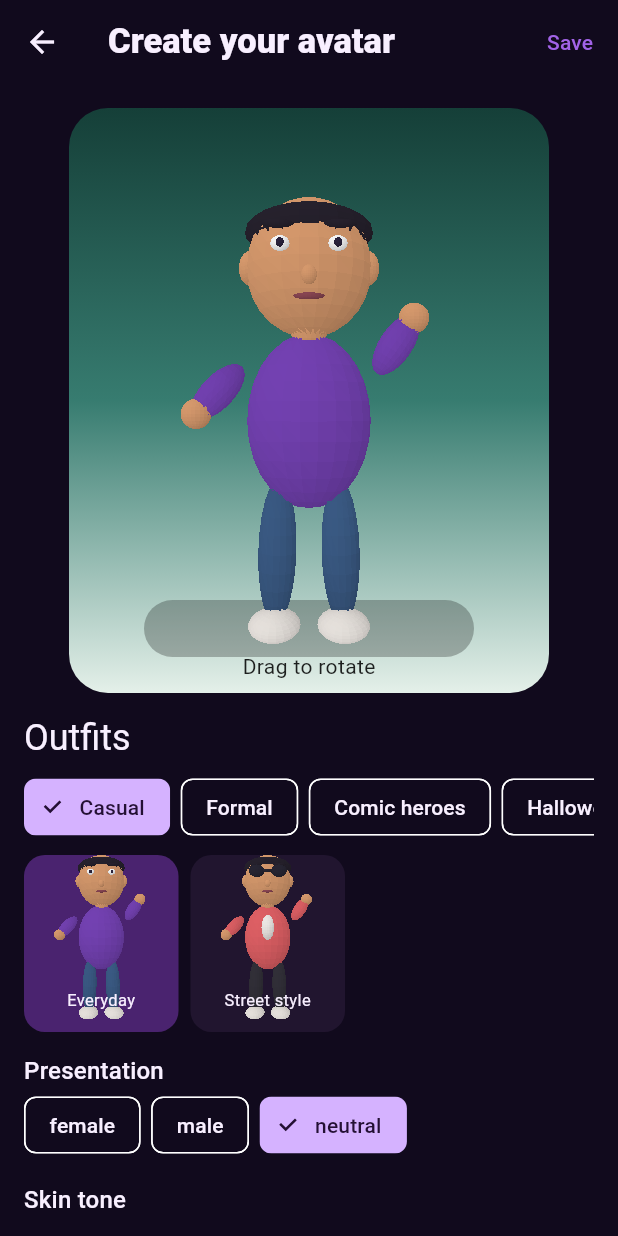
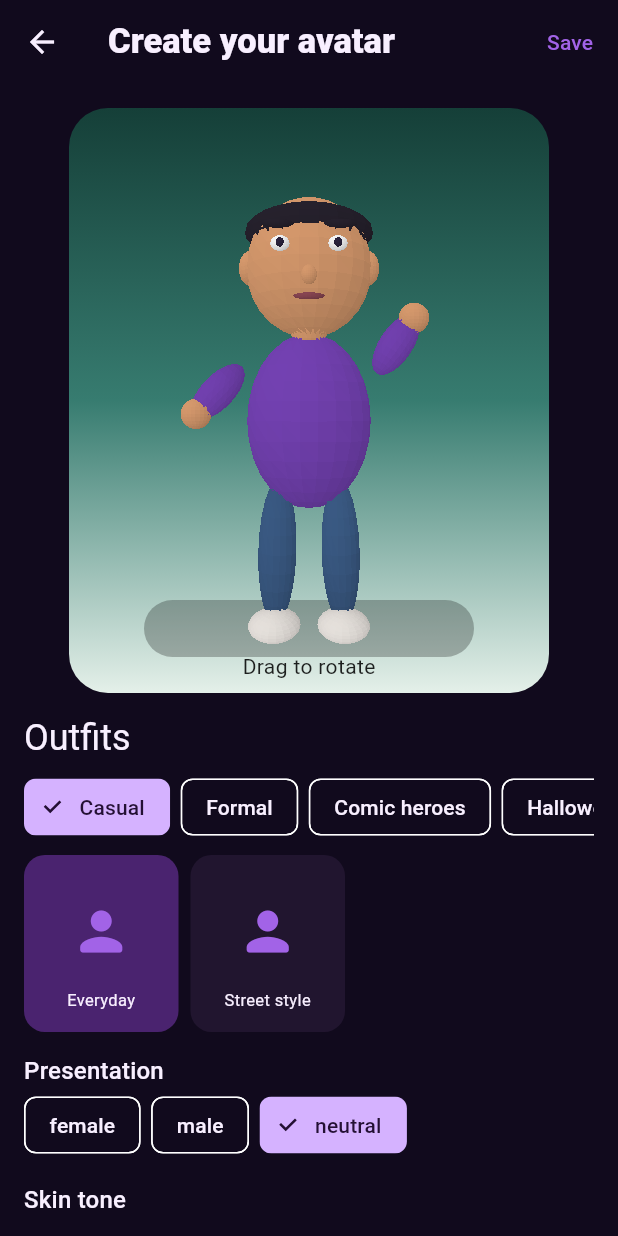
Before and after one commit to yugasaimanikanta0313/Telugu-Tunes-App, a Flutter app: the AvatarEditorScreen screen opened directly with empty values, on a phone screen of 412 x 824 dp. Run offline on Flutter 3.47's test engine with Material 3 defaults, Android fonts, the phone set to English and light mode, and no system bars; our stand-ins replace audio_service, cached_network_image, file_picker, just_audio, just_audio_background, open_file and 2 more; missing offline and left inert: record; accounts and stored records are empty; network calls fail.

Commit message:
Reduce avatar editor redraws and repair Android build

```diff
--- a/lib/features/messages/avatar_editor.dart
+++ b/lib/features/messages/avatar_editor.dart
@@ -399,10 +399,19 @@ class _AvatarEditorScreenState extends State<AvatarEditorScreen> {
                             children: [
                               SizedBox(
                                 height: 75,
-                                child: AvatarFigure(style: {
-                                  ...style,
-                                  ..._costumeStyles[name]!,
-                                }, compact: false),
+                                child: Icon(
+                                  _collections['Formal']!.contains(name)
+                                      ? Icons.checkroom_rounded
+                                      : _collections['Halloween']!
+                                              .contains(name)
+                                          ? Icons.nights_stay_rounded
+                                          : _collections['Casual']!
+                                                  .contains(name)
+                                              ? Icons.person_rounded
+                                              : Icons.shield_rounded,
+                                  size: 42,
+                                  color: Theme.of(context).colorScheme.primary,
+                                ),
                               ),
                               Text(_costumeNames[name]!,
                                   textAlign: TextAlign.center,
--- a/pubspec.yaml
+++ b/pubspec.yaml
@@ -1,7 +1,7 @@
 name: telugu_tunes
 description: Private Telugu music client for a small listening circle.
 publish_to: none
-version: 1.0.8+13
+version: 1.0.9+14
 
 environment:
   sdk: '>=3.3.0 <4.0.0'
```
Also changed, not shown: 2 other files.
